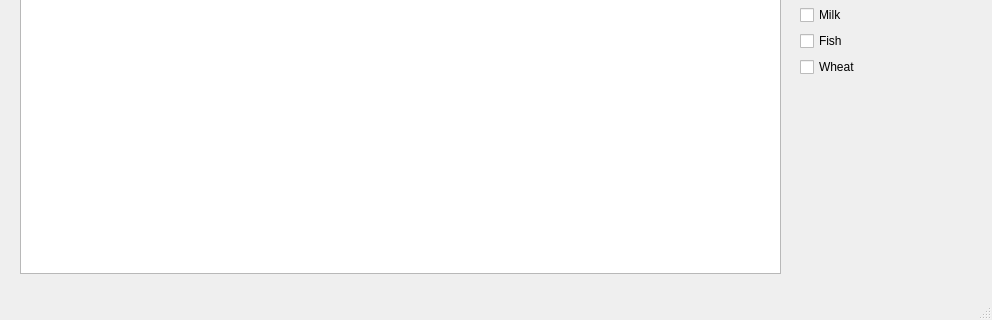
M-Byte480/CS4076-QtProject-RecipeFinder, file mainwindow.ui: the form before one commit; both pictures show x 0 to 992 and y 296 to 616 of the 992 by 616 pixel window.
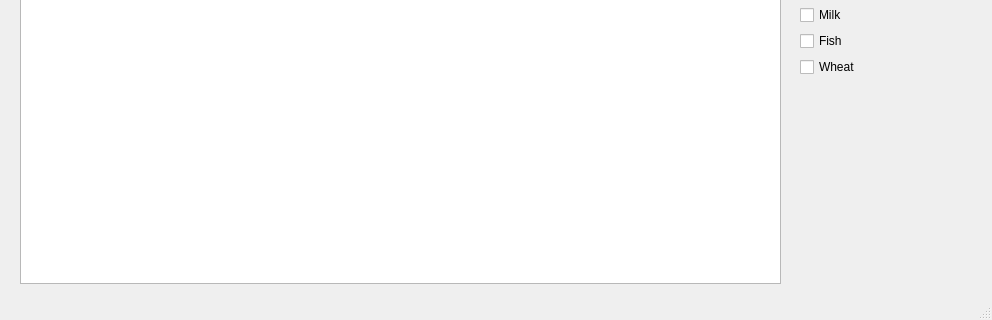
The form after the commit. Icons and pictures are not drawn.

The edit to the form file:
```diff
--- a/mainwindow.ui
+++ b/mainwindow.ui
@@ -105,19 +105,6 @@
      <enum>Qt::Horizontal</enum>
     </property>
    </widget>
-   <widget class="QTableView" name="recipeResults">
-    <property name="geometry">
-     <rect>
-      <x>20</x>
-      <y>160</y>
-      <width>761</width>
-      <height>391</height>
-     </rect>
-    </property>
-    <property name="styleSheet">
-     <string notr="true">color: rgb(26, 49, 255);</string>
-    </property>
-   </widget>
    <widget class="QLabel" name="timeDisplay">
     <property name="geometry">
      <rect>
@@ -228,6 +215,16 @@
      </item>
     </layout>
    </widget>
+   <widget class="QListWidget" name="resultList">
+    <property name="geometry">
+     <rect>
+      <x>20</x>
+      <y>160</y>
+      <width>761</width>
+      <height>401</height>
+     </rect>
+    </property>
+   </widget>
   </widget>
   <widget class="QMenuBar" name="menuBar">
    <property name="geometry">
```
Left out of the diff: 14 changed lines with no effect on the pictures.
